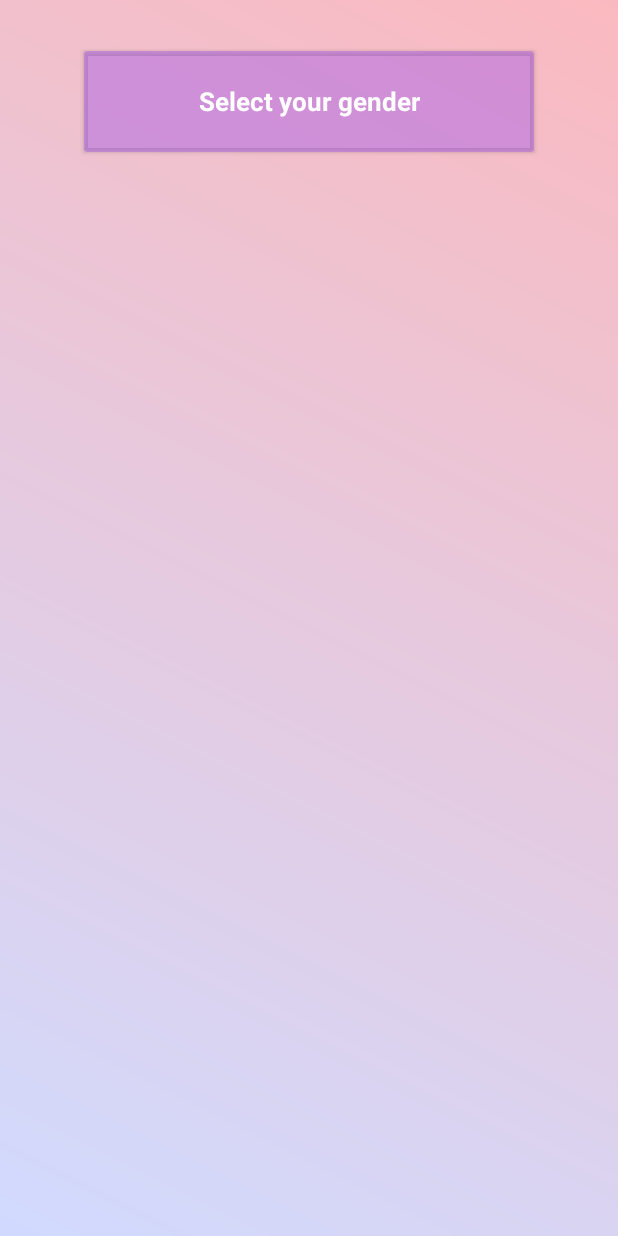
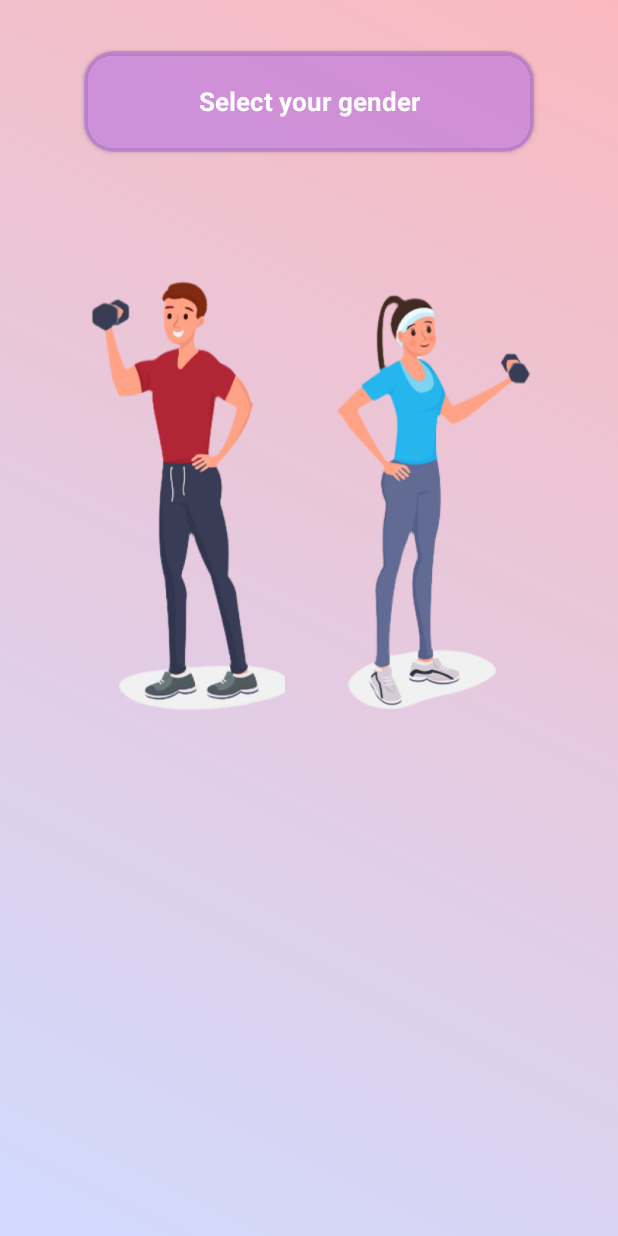
Before and after one commit to haiduc2511/ThietKeGiaoDien, an Android app: the ChoosingGenderActivity screen opened directly, with no data from a screen before it, on a phone screen of 412 x 824 dp. Run offline under Robolectric (Android 15) with nearby library versions, the phone set to English and light mode, and no system bars.

Commit message:
add: activity choosing gender man

```diff
--- /dev/null
+++ b/app/src/main/res/drawable/button_man_background.xml
@@ -0,0 +1,10 @@
+<?xml version="1.0" encoding="utf-8"?>
+<shape xmlns:android="http://schemas.android.com/apk/res/android">
+    <!-- Gradient background -->
+    <gradient
+        android:startColor="#CC8EC5FC"
+        android:endColor="#CCE0C3FC"
+        android:angle="90" />
+
+    <corners android:radius="20dp" />
+</shape>
--- a/app/src/main/res/layout/activity_choosing_gender.xml
+++ b/app/src/main/res/layout/activity_choosing_gender.xml
@@ -5,14 +5,16 @@
     android:id="@+id/main"
     android:layout_width="match_parent"
     android:layout_height="match_parent"
-    tools:context=".ChoosingGenderActivity"
-    android:background="@drawable/choose_gender_man_background">
+    android:background="@drawable/choose_gender_man_background"
+    tools:context=".ChoosingGenderActivity">
 
     <androidx.cardview.widget.CardView
+        android:id="@+id/cardView3"
         android:layout_width="300dp"
         android:layout_height="67dp"
         android:layout_marginTop="34dp"
         android:backgroundTint="#80AC62E6"
+        app:cardCornerRadius="20dp"
         app:layout_constraintEnd_toEndOf="parent"
         app:layout_constraintStart_toStartOf="parent"
         app:layout_constraintTop_toTopOf="parent">
@@ -20,11 +22,38 @@
         <TextView
             android:layout_width="wrap_content"
             android:layout_height="wrap_content"
+            android:layout_gravity="center"
             android:text="Select your gender"
+            android:textAlignment="center"
             android:textColor="@color/white"
             android:textSize="17sp"
-            android:textStyle="bold"
-            android:layout_gravity="center"
-            android:textAlignment="center"/>
+            android:textStyle="bold" />
     </androidx.cardview.widget.CardView>
+
+    <View
+        android:id="@+id/man"
+        android:layout_width="139dp"
+        android:layout_height="299dp"
+        android:layout_alignParentLeft="true"
+        android:layout_alignParentTop="true"
+        android:layout_marginStart="18dp"
+        android:layout_marginTop="80dp"
+        android:background="@drawable/man"
+        app:layout_constraintEnd_toStartOf="@+id/woman"
+        app:layout_constraintStart_toStartOf="parent"
+        app:layout_constraintTop_toBottomOf="@+id/cardView3" />
+
+    <View
+        android:id="@+id/woman"
+        android:layout_width="139dp"
+        android:layout_height="299dp"
+        android:layout_alignParentLeft="true"
+        android:layout_alignParentTop="true"
+        android:layout_marginEnd="18dp"
+        android:layout_marginTop="80dp"
+        android:background="@drawable/woman"
+        app:layout_constraintStart_toEndOf="@id/man"
+        app:layout_constraintEnd_toEndOf="parent"
+        app:layout_constraintTop_toBottomOf="@+id/cardView3" />
+
 </androidx.constraintlayout.widget.ConstraintLayout>
```
Also changed, not shown: app/src/main/res/drawable/man.png (added), app/src/main/res/drawable/woman.png (added).
